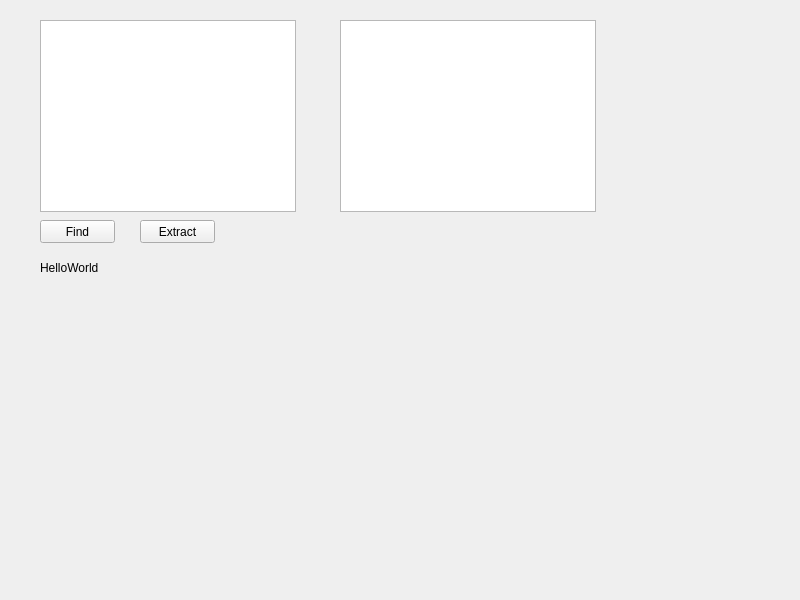
Old version of the form form.ui in the repository miezekatzendompteur/rarZip.
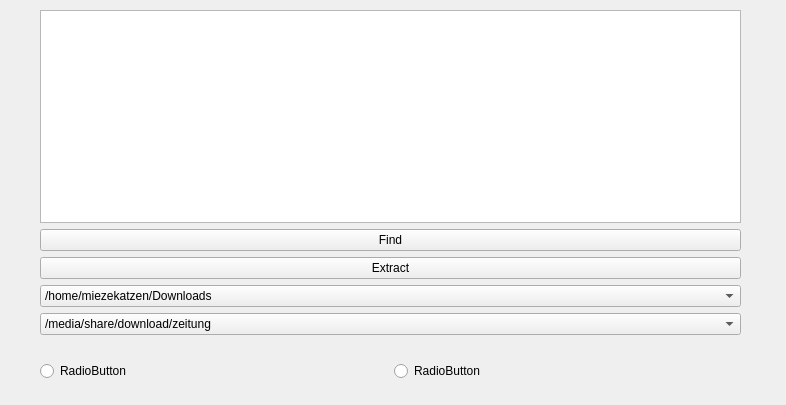
New version of the form.

Diff of the .ui file:
```diff
--- a/form.ui
+++ b/form.ui
@@ -2,75 +2,117 @@
 <ui version="4.0">
  <class>Widget</class>
  <widget class="QWidget" name="Widget">
+  <property name="enabled">
+   <bool>true</bool>
+  </property>
   <property name="geometry">
    <rect>
     <x>0</x>
     <y>0</y>
-    <width>800</width>
-    <height>600</height>
+    <width>786</width>
+    <height>405</height>
    </rect>
   </property>
   <property name="windowTitle">
    <string>Widget</string>
   </property>
-  <widget class="QPushButton" name="find">
+  <widget class="QWidget" name="verticalLayoutWidget">
    <property name="geometry">
     <rect>
      <x>40</x>
-     <y>220</y>
-     <width>75</width>
-     <height>23</height>
+     <y>10</y>
+     <width>701</width>
+     <height>371</height>
     </rect>
    </property>
-   <property name="text">
-    <string>Find</string>
-   </property>
-  </widget>
-  <widget class="QLabel" name="label">
-   <property name="geometry">
-    <rect>
-     <x>40</x>
-     <y>260</y>
-     <width>111</width>
-     <height>16</height>
-    </rect>
-   </property>
-   <property name="text">
-    <string>HelloWorld</string>
-   </property>
-  </widget>
-  <widget class="QListWidget" name="listWidget">
-   <property name="geometry">
-    <rect>
-     <x>40</x>
-     <y>20</y>
-     <width>256</width>
-     <height>192</height>
-    </rect>
-   </property>
-  </widget>
-  <widget class="QPushButton" name="extract">
-   <property name="geometry">
-    <rect>
-     <x>140</x>
-     <y>220</y>
-     <width>75</width>
-     <height>23</height>
-    </rect>
-   </property>
-   <property name="text">
-    <string>Extract</string>
-   </property>
-  </widget>
-  <widget class="QTableWidget" name="tableWidget">
-   <property name="geometry">
-    <rect>
-     <x>340</x>
-     <y>20</y>
-     <width>256</width>
-     <height>192</height>
-    </rect>
-   </property>
+   <layout class="QVBoxLayout" name="verticalLayout">
+    <item>
+     <widget class="QTableWidget" name="tableWidget">
+      <property name="sizeAdjustPolicy">
+       <enum>QAbstractScrollArea::AdjustToContents</enum>
+      </property>
+     </widget>
+    </item>
+    <item>
+     <widget class="QPushButton" name="find">
+      <property name="text">
+       <string>Find</string>
+      </property>
+     </widget>
+    </item>
+    <item>
+     <widget class="QPushButton" name="extract">
+      <property name="text">
+       <string>Extract</string>
+      </property>
+     </widget>
+    </item>
+    <item>
+     <widget class="QComboBox" name="searchPath">
+      <property name="enabled">
+       <bool>true</bool>
+      </property>
+      <property name="editable">
+       <bool>false</bool>
+      </property>
+      <item>
+       <property name="text">
+        <string>/home/miezekatzen/Downloads</string>
+       </property>
+      </item>
+     </widget>
+    </item>
+    <item>
+     <widget class="QComboBox" name="extractPath">
+      <property name="enabled">
+       <bool>true</bool>
+      </property>
+      <property name="editable">
+       <bool>false</bool>
+      </property>
+      <item>
+       <property name="text">
+        <string>/media/share/download/zeitung</string>
+       </property>
+      </item>
+      <item>
+       <property name="text">
+        <string>/media/share/download/buch</string>
+       </property>
+      </item>
+      <item>
+       <property name="text">
+        <string>/media/share/download/video</string>
+       </property>
+      </item>
+     </widget>
+    </item>
+    <item>
+     <widget class="QLabel" name="label">
+      <property name="text">
+       <string/>
+      </property>
+     </widget>
+    </item>
+    <item>
+     <layout class="QHBoxLayout" name="horizontalLayout">
+      <item>
+       <widget class="QRadioButton" name="radioButton_2">
+        <property name="text">
+         <string>RadioButton</string>
+        </property>
+       </widget>
+      </item>
+      <item>
+       <widget class="QRadioButton" name="radioButton">
+        <property name="text">
+         <string>RadioButton</string>
+        </property>
+       </widget>
+      </item>
+     </layout>
+    </item>
+   </layout>
   </widget>
  </widget>
  <resources/>
```
